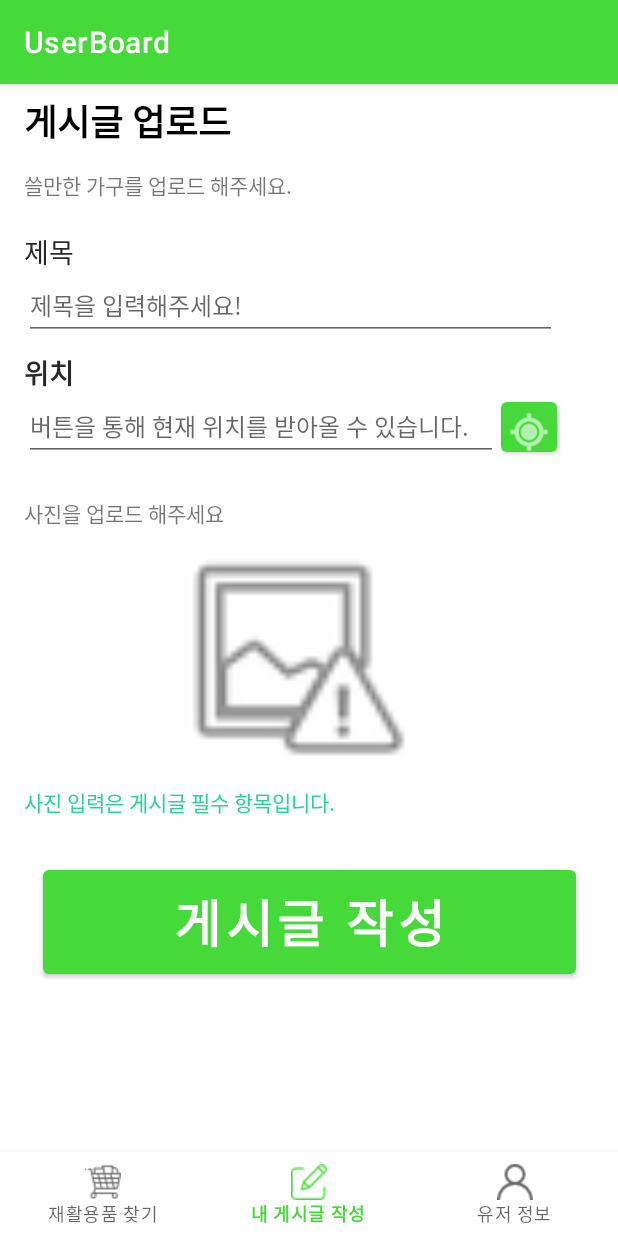
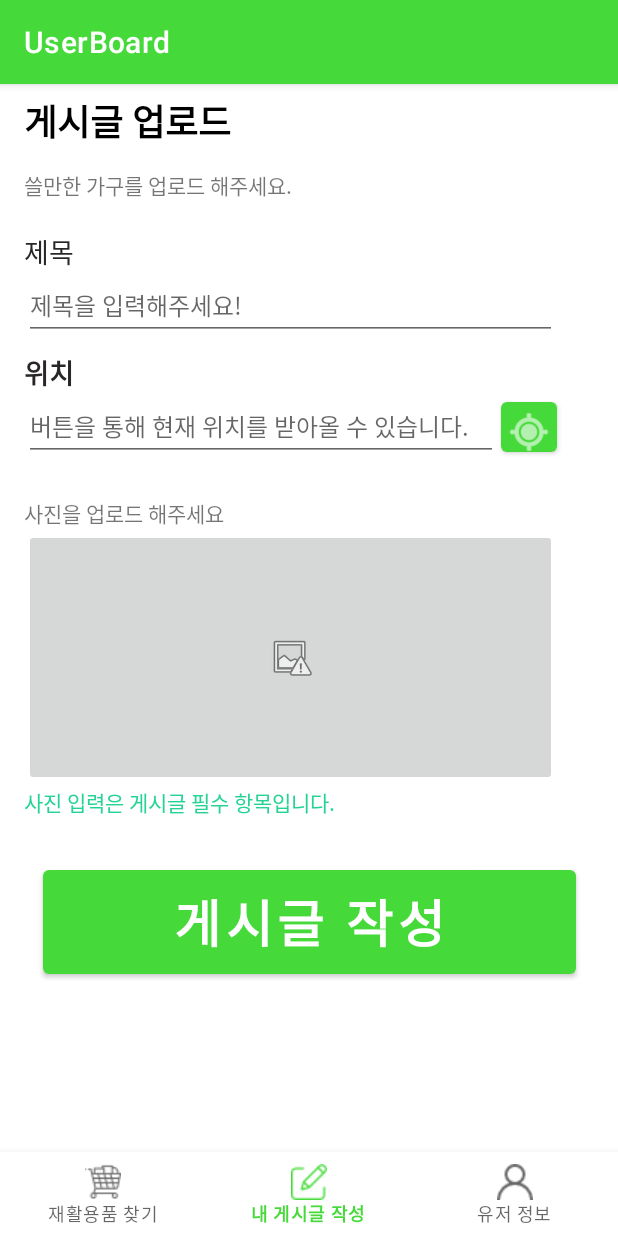
Before and after one commit to CSeoyeon/2022SWProject, an Android app: the WritingBoardFragment screen opened through its navigation route, on a phone screen of 412 x 824 dp. Run offline under Robolectric (Android 15) with nearby library versions, the phone set to English and light mode, and no system bars; our stand-ins replace navigation-ui; libraries missing offline, so code that uses them is left out: com.naver.maps; 6 statements that could not run were skipped.

Commit message:
board -ing

```diff
--- /dev/null
+++ b/app/src/main/java/com/example/a2022swproject/mainFunction/userBoard/BoardFragment/BoardListFragment.java
@@ -0,0 +1,6 @@
+package com.example.a2022swproject.mainFunction.userBoard.BoardFragment;
+
+import androidx.fragment.app.Fragment;
+
+public class BoardListFragment extends Fragment {
+}
--- a/app/src/main/java/com/example/a2022swproject/mainFunction/userBoard/BoardFragment/SearchResultFragment.java
+++ /dev/null
@@ -1,4 +0,0 @@
-package com.example.a2022swproject.mainFunction.userBoard.BoardFragment;
-
-public class SearchResultFragment {
-}
--- a/app/src/main/java/com/example/a2022swproject/mainFunction/userBoard/BoardFragment/WritingBoardFragment.java
+++ b/app/src/main/java/com/example/a2022swproject/mainFunction/userBoard/BoardFragment/WritingBoardFragment.java
@@ -4,6 +4,9 @@ import android.os.Bundle;
 import android.view.LayoutInflater;
 import android.view.View;
 import android.view.ViewGroup;
+import android.widget.Button;
+import android.widget.EditText;
+import android.widget.ImageButton;
 
 import androidx.annotation.NonNull;
 import androidx.annotation.Nullable;
@@ -12,6 +15,7 @@ import androidx.lifecycle.ViewModelProvider;
 import androidx.navigation.NavController;
 import androidx.navigation.fragment.NavHostFragment;
 
+import com.example.a2022swproject.R;
 import com.example.a2022swproject.databinding.FragmentWritingboardBinding;
 import com.example.a2022swproject.mainFunction.userBoard.BoardViewModel.WritingBoardViewModel;
 
@@ -21,12 +25,21 @@ public class WritingBoardFragment extends Fragment {
     private NavController navController;
     private WritingBoardViewModel writingBoardViewModel;
 
+    private EditText et_title;
+    private EditText et_location;
+    private ImageButton imgBtn_addImag;
+    private Button bt_writing;
+
     public View onCreateView(@NonNull LayoutInflater inflater,
                              ViewGroup container, Bundle savedInstanceState) {
         WritingBoardViewModel writingBoardViewModel = new ViewModelProvider(this).get(WritingBoardViewModel.class);
         binding = FragmentWritingboardBinding.inflate(inflater, container, false);
         navController = NavHostFragment.findNavController(WritingBoardFragment.this);
 
+        et_title = binding.writingBoardEtTitle;
+        et_location = binding.writingBoardEtLocation;
+        imgBtn_addImag = binding.writingBoardImgbtnAddImg;
+        bt_writing = binding.writingBoardBtWriting;
 
         return binding.getRoot();
     }
@@ -34,6 +47,24 @@ public class WritingBoardFragment extends Fragment {
     @Override
     public void onViewCreated(@NonNull View view, @Nullable Bundle savedInstanceState) {
 
+
+        //이미지 추가
+        imgBtn_addImag.setOnClickListener(new View.OnClickListener() {
+            @Override
+            public void onClick(View view) {
+
+            }
+        });
+
+        //작성버튼
+        bt_writing.setOnClickListener(new View.OnClickListener() {
+            @Override
+            public void onClick(View view) {
+
+
+                navController.navigate(R.id.action_navigation_userBoard_to_navigation_boarList);
+            }
+        });
     }
 
     @Override
--- a/app/src/main/java/com/example/a2022swproject/mainFunction/userBoard/BoardViewModel/SearchResultViewModel.java
+++ b/app/src/main/java/com/example/a2022swproject/mainFunction/userBoard/BoardViewModel/BoardListViewModel.java
@@ -1,4 +1,4 @@
 package com.example.a2022swproject.mainFunction.userBoard.BoardViewModel;
 
-public class SearchResultViewModel {
+public class BoardListViewModel {
 }
--- /dev/null
+++ b/app/src/main/res/layout/fragment_boardlist.xml
@@ -0,0 +1,6 @@
+<?xml version="1.0" encoding="utf-8"?>
+<androidx.constraintlayout.widget.ConstraintLayout xmlns:android="http://schemas.android.com/apk/res/android"
+    android:layout_width="match_parent"
+    android:layout_height="match_parent">
+
+</androidx.constraintlayout.widget.ConstraintLayout>
--- a/app/src/main/res/layout/fragment_writingboard.xml
+++ b/app/src/main/res/layout/fragment_writingboard.xml
@@ -8,7 +8,7 @@
 
 
     <EditText
-        android:id="@+id/editTextTextPersonName2"
+        android:id="@+id/writingBoard_et_title"
         android:layout_width="355dp"
         android:layout_height="45dp"
         android:ems="10"
@@ -62,11 +62,11 @@
         android:textColor="#292626"
         android:textSize="18sp"
         android:textStyle="bold"
-        app:layout_constraintStart_toStartOf="@+id/editTextTextPersonName2"
-        app:layout_constraintTop_toBottomOf="@+id/editTextTextPersonName2" />
+        app:layout_constraintStart_toStartOf="@+id/writingBoard_et_title"
+        app:layout_constraintTop_toBottomOf="@+id/writingBoard_et_title" />
 
     <EditText
-        android:id="@+id/editTextTextPersonName"
+        android:id="@+id/writingBoard_et_location"
         android:layout_width="316dp"
         android:layout_height="45dp"
         android:ems="10"
@@ -76,13 +76,14 @@
         app:layout_constraintStart_toStartOf="@+id/writingBoard_tv_location"
         app:layout_constraintTop_toBottomOf="@+id/writingBoard_tv_location" />
 
-    <ImageView
-        android:id="@+id/imageView"
+    <ImageButton
+        android:id="@+id/writingBoard_imgbtn_addImg"
         android:layout_width="355dp"
         android:layout_height="171dp"
         app:layout_constraintStart_toStartOf="@+id/writingBoard_tv_ex1"
         app:layout_constraintTop_toBottomOf="@+id/writingBoard_tv_ex1"
-        app:srcCompat="@android:drawable/ic_menu_report_image" />
+        app:srcCompat="@android:drawable/ic_menu_report_image"
+        tools:srcCompat="@android:drawable/ic_menu_gallery" />
 
     <TextView
         android:id="@+id/writingBoard_tv_ex2"
@@ -90,11 +91,11 @@
         android:layout_height="wrap_content"
         android:text="사진 입력은 게시글 필수 항목입니다."
         android:textColor="#25D495"
-        app:layout_constraintStart_toStartOf="@+id/imageView"
-        app:layout_constraintTop_toBottomOf="@+id/imageView" />
+        app:layout_constraintStart_toStartOf="@+id/writingBoard_imgbtn_addImg"
+        app:layout_constraintTop_toBottomOf="@+id/writingBoard_imgbtn_addImg" />
 
     <Button
-        android:id="@+id/button"
+        android:id="@+id/writingBoard_bt_writing"
         android:layout_width="355dp"
         android:layout_height="81dp"
         android:text="게시글 작성"
@@ -112,8 +113,8 @@
         android:layout_height="wrap_content"
         android:layout_marginTop="24dp"
         android:text="사진을 업로드 해주세요"
-        app:layout_constraintStart_toStartOf="@+id/editTextTextPersonName"
-        app:layout_constraintTop_toBottomOf="@+id/editTextTextPersonName" />
+        app:layout_constraintStart_toStartOf="@+id/writingBoard_et_location"
+        app:layout_constraintTop_toBottomOf="@+id/writingBoard_et_location" />
 
     <Button
         android:id="@+id/button3"
@@ -124,8 +125,8 @@
         app:iconGravity="textTop"
         app:iconPadding="4dp"
         app:iconTint="#FFFFFF"
-        app:layout_constraintEnd_toEndOf="@+id/editTextTextPersonName2"
+        app:layout_constraintEnd_toEndOf="@+id/writingBoard_et_title"
         app:layout_constraintHorizontal_bias="1.0"
-        app:layout_constraintStart_toEndOf="@+id/editTextTextPersonName"
+        app:layout_constraintStart_toEndOf="@+id/writingBoard_et_location"
         app:layout_constraintTop_toBottomOf="@+id/writingBoard_tv_location" />
 </androidx.constraintlayout.widget.ConstraintLayout>
--- a/app/src/main/res/navigation/mobile_navigation.xml
+++ b/app/src/main/res/navigation/mobile_navigation.xml
@@ -15,11 +15,22 @@
         android:id="@+id/navigation_userBoard"
         android:name="com.example.a2022swproject.mainFunction.userBoard.BoardFragment.WritingBoardFragment"
         android:label="@string/title_userBoard"
-        tools:layout="@layout/fragment_writingboard" />
+        tools:layout="@layout/fragment_writingboard" >
+        <action
+            android:id="@+id/action_navigation_userBoard_to_navigation_boarList"
+            app:destination="@id/navigation_boarList" />
+    </fragment>
 
     <fragment
         android:id="@+id/navigation_userInformation"
         android:name="com.example.a2022swproject.mainFunction.userInformation.UserInformationFragment"
         android:label="@string/title_userInformation"
         tools:layout="@layout/fragment_userinformation" />
+
+    <fragment
+        android:id="@+id/navigation_boarList"
+        android:name="com.example.a2022swproject.mainFunction.userBoard.BoardFragment.BoardListFragment"
+        android:label="BoardList"
+        tools:layout="@layout/fragment_boardlist" />
+
 </navigation>
```
